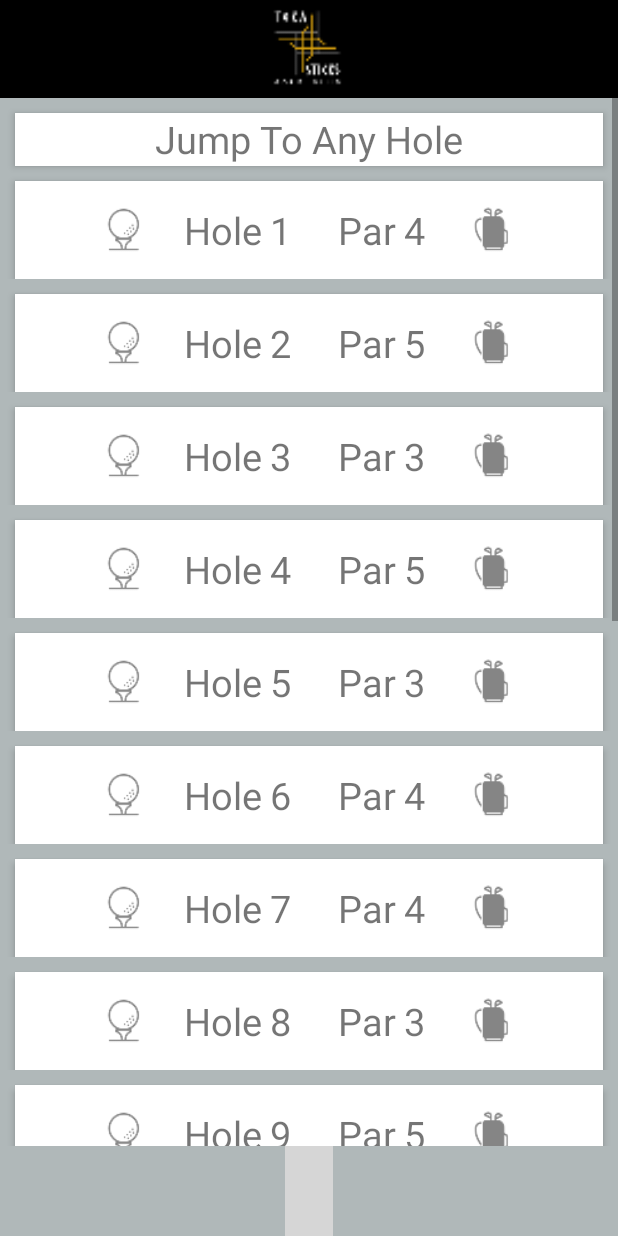
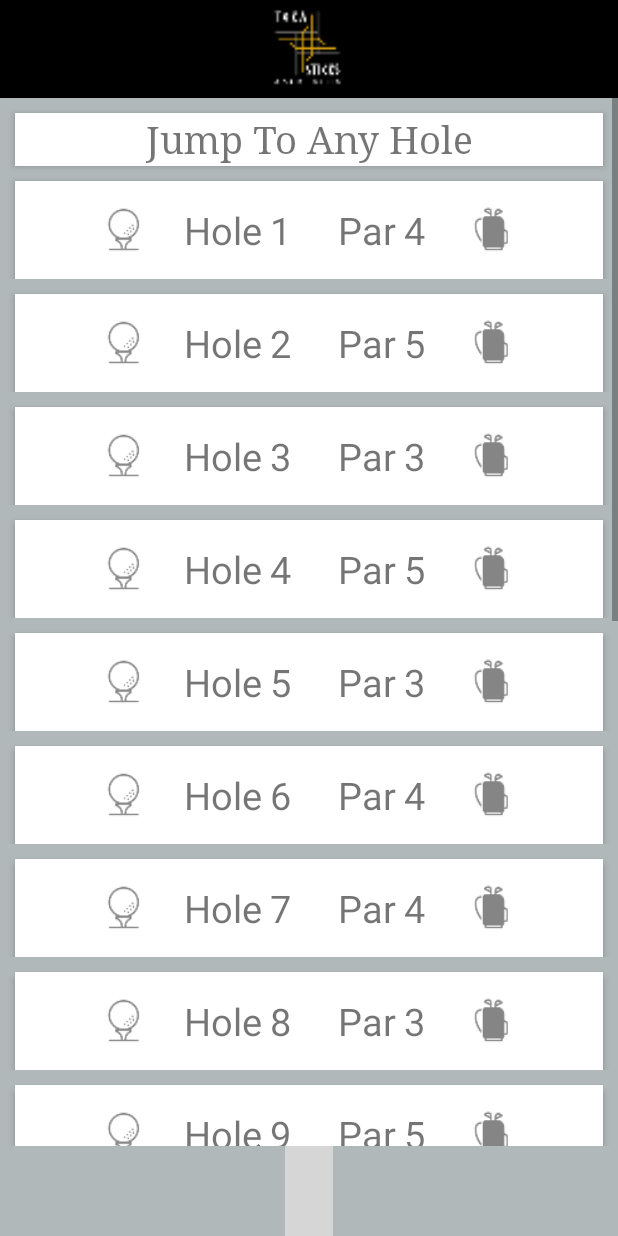
Before and after one commit to idperez/TokaSticks, an Android app: the List screen opened directly, with no data from a screen before it, on a phone screen of 412 x 824 dp. Run offline under Robolectric (Android 15) with nearby library versions, the phone set to English and light mode, and no system bars; libraries missing offline, so code that uses them is left out: com.roughike.bottombar; plain views replace BottomBar; 4 statements that could not run were skipped; grey boxes are pictures that could not be loaded.

Commit message:
updated fonts and clickables for main activity

```diff
--- a/app/src/main/java/com/example/isidro/toka/List.java
+++ b/app/src/main/java/com/example/isidro/toka/List.java
@@ -2,6 +2,7 @@ package com.example.isidro.toka;
 
 import android.app.Activity;
 import android.content.Intent;
+import android.graphics.Typeface;
 import android.os.Bundle;
 import android.support.annotation.IdRes;
 import android.view.LayoutInflater;
@@ -14,6 +15,7 @@ import com.roughike.bottombar.OnTabSelectListener;
 
 import org.json.JSONException;
 import org.json.JSONObject;
+import org.w3c.dom.Text;
 
 import java.io.IOException;
 import java.io.InputStream;
@@ -25,12 +27,18 @@ public class List extends Activity {
     private TextView hole;
     private TextView par;
 
+    private TextView list_title;
+    private TextView hole_string;
+    private TextView par_string;
+
     private JSONObject holes;
 
     @Override
     protected void onCreate(Bundle savedInstanceState) {
         super.onCreate(savedInstanceState);
         setContentView(R.layout.activity_list);
+
+        setText();
 
         LinearLayout layout = (LinearLayout)findViewById(R.id.root);
         LayoutInflater inflater = getLayoutInflater();
@@ -75,6 +83,19 @@ public class List extends Activity {
         setBottomBar();
     }
 
+    public void setText() {
+        list_title = (TextView) findViewById(R.id.list_title);
+        par_string = (TextView) findViewById(R.id.par_list_string);
+        hole_string = (TextView) findViewById(R.id.hole_list_string);
+
+        setFont();
+    }
+
+    public void setFont() {
+        Typeface font_1 = Typeface.createFromAsset(getAssets(), "fonts/DroidSerif-Regular.ttf");
+        list_title.setTypeface(font_1);
+    }
+
     public String loadJSONData() {
         String json = null;
         try {
--- a/app/src/main/res/layout/activity_list.xml
+++ b/app/src/main/res/layout/activity_list.xml
@@ -73,6 +73,7 @@
                         android:gravity="center">
 
                         <TextView
+                            android:id="@+id/list_title"
                             android:layout_width="fill_parent"
                             android:layout_height="match_parent"
                             android:text="@string/jump"
--- a/app/src/main/res/layout/list_item.xml
+++ b/app/src/main/res/layout/list_item.xml
@@ -29,6 +29,7 @@
                 android:layout_marginLeft="5dp"/>
 
             <TextView
+                android:id="@+id/hole_list_string"
                 android:layout_width="wrap_content"
                 android:layout_height="wrap_content"
                 android:textSize="25dp"
@@ -43,6 +44,7 @@
                 android:layout_marginLeft="5dp" />
 
             <TextView
+                android:id="@+id/par_list_string"
                 android:layout_width="wrap_content"
                 android:layout_height="wrap_content"
                 android:textSize="25dp"
```
Also changed, not shown: app/src/main/java/com/example/isidro/toka/MainActivity.java (+34 -0 lines), app/src/main/res/layout/activity_main.xml (+5 -3 lines).
